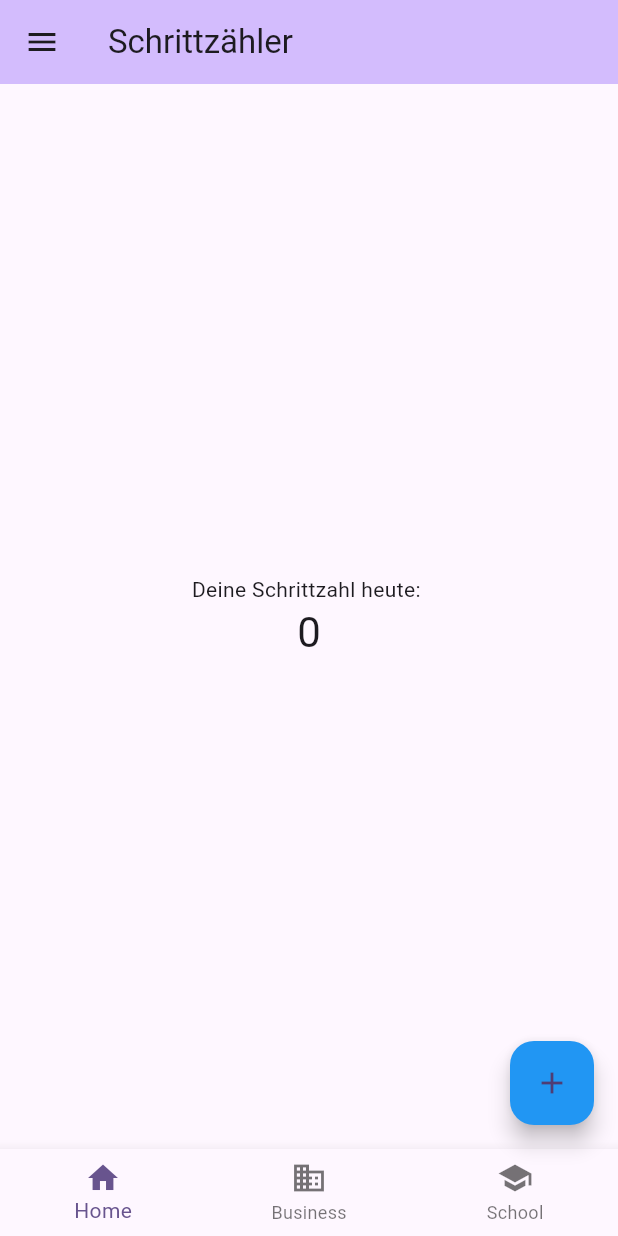
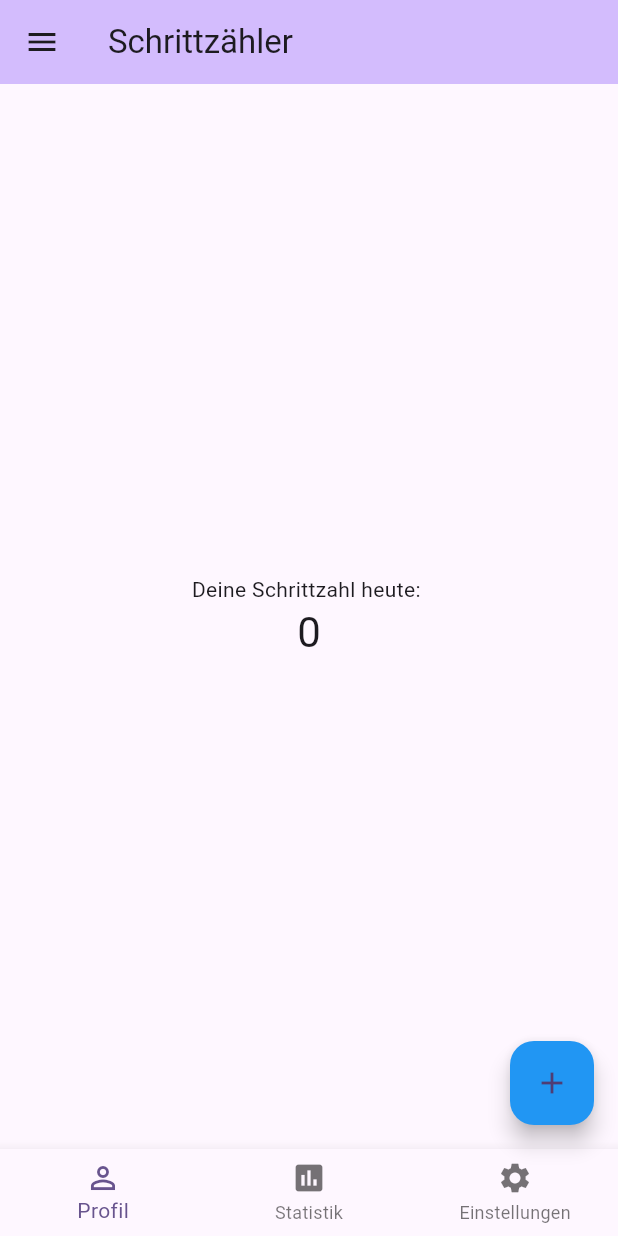
Before and after one commit to JannikBuller/mob_application_gh, a Flutter app: the screen it shows after launch, on a phone screen of 412 x 824 dp. Run offline on Flutter 3.47's test engine with Material 3 defaults, Android fonts, the phone set to English and light mode, and no system bars.

Commit message:
New Features

```diff
--- a/lib/main.dart
+++ b/lib/main.dart
@@ -2,19 +2,16 @@ import 'package:flutter/material.dart';
 
 void main() {
   runApp(const MyApp());
-
 }
 
 class MyApp extends StatelessWidget {
   const MyApp({super.key});
-
 
   @override
   Widget build(BuildContext context) {
     return MaterialApp(
       title: 'Flutter Demo',
       theme: ThemeData(
-
         colorScheme: ColorScheme.fromSeed(seedColor: Colors.deepPurple),
         useMaterial3: true,
       ),
@@ -26,8 +23,6 @@ class MyApp extends StatelessWidget {
 class MyHomePage extends StatefulWidget {
   const MyHomePage({super.key, required this.title});
 
-
-
   final String title;
 
   @override
@@ -36,34 +31,49 @@ class MyHomePage extends StatefulWidget {
 
 class _MyHomePageState extends State<MyHomePage> {
   int _counter = 0;
+  int _selectedIndex = 0; // Hält den aktuellen Tab-Index
 
   void _incrementCounter() {
     setState(() {
-
       _counter++;
     });
   }
 
+  // Funktion zum Aktualisieren des Tab-Index
+  void _onTabTapped(int index) {
+    setState(() {
+      _selectedIndex = index;
+    });
+    if (index == 0) {
+      Navigator.push(
+        context,
+        MaterialPageRoute(builder: (context) => const SecondScreen()),
+      );
+    } else if (index == 1) {
+      Navigator.push(
+        context,
+        MaterialPageRoute(builder: (context) => const StatisticsScreen()),
+      );
+    } else if (index == 2) {
+      Navigator.push(
+        context,
+        MaterialPageRoute(builder: (context) => const SettingsScreen())
+      );
+    }
+  }
+
   @override
   Widget build(BuildContext context) {
-
     return Scaffold(
       appBar: AppBar(
-
         backgroundColor: Theme.of(context).colorScheme.inversePrimary,
-
         title: Text(widget.title),
       ),
-
       body: Center(
-
         child: Column(
-
           mainAxisAlignment: MainAxisAlignment.center,
           children: <Widget>[
-            const Text(
-              'Deine Schrittzahl heute: ',
-            ),
+            const Text('Deine Schrittzahl heute: '),
             Text(
               '$_counter',
               style: Theme.of(context).textTheme.headlineMedium,
@@ -73,67 +83,54 @@ class _MyHomePageState extends State<MyHomePage> {
       ),
       floatingActionButton: FloatingActionButton(
         onPressed: _incrementCounter,
-        tooltip: 'Increment',
-        backgroundColor: Colors.blue,
-        child: const Icon(Icons.add),
+          tooltip: 'Increment',
+            backgroundColor: Colors.blue,
+            child: const Icon(Icons.add),
+
       ),
-
-
-
       bottomNavigationBar: BottomNavigationBar(
+        currentIndex: _selectedIndex,
         items: const [
           BottomNavigationBarItem(
-            icon: Icon(Icons.home),
-            label: 'Home',
-
-
+            icon: Icon(Icons.person_outline),
+            label: 'Profil',
           ),
           BottomNavigationBarItem(
-            icon: Icon(Icons.business),
-            label: 'Business',
+            icon: Icon(Icons.insert_chart),
+            label: 'Statistik',
           ),
           BottomNavigationBarItem(
-            icon: Icon(Icons.school),
-            label: 'School',
+            icon: Icon(Icons.settings),
+            label: 'Einstellungen',
           ),
         ],
-        onTap: (index) {
-          if(index == 0) {
-            Navigator.push(
-              context,
-              MaterialPageRoute(
-                builder: (context) => const SecondScreen()),
-            );
-          }
-        },
+        onTap: _onTabTapped,
       ),
-
       drawer: const Drawer(),
     );
   }
 }
 
 class SecondScreen extends StatelessWidget {
-   const SecondScreen({super.key});
+  const SecondScreen({super.key});
 
   @override
   Widget build(BuildContext context) {
     return Scaffold(
       appBar: AppBar(
         title: const Text('Dein Profil'),
-      ) ,
-    body: Center(
+      ),
+      body: Center(
         child: Column(
           mainAxisAlignment: MainAxisAlignment.center,
           children: <Widget>[
             const Text(
               'Willkommen auf deinem Profil!',
               style: TextStyle(fontSize: 24),
-              textAlign:TextAlign.center,
+              textAlign: TextAlign.center,
             ),
             ElevatedButton(
               onPressed: () {
-                // Mit Navigator.pop zur vorherigen Seite zurückkehren
                 Navigator.pop(context);
               },
               child: const Text('Zurück zur Startseite'),
@@ -142,7 +139,94 @@ class SecondScreen extends StatelessWidget {
         ),
       ),
     );
+  }
+}
+
+//Screen für Statistik mit ListView
+class StatisticsScreen extends StatelessWidget {
+  const StatisticsScreen({super.key});
+
+  @override
+  Widget build(BuildContext context) {
+    return Scaffold(
+      appBar: AppBar(
+        title: const Text('Statistik'),
+      ),
+      body: ListView.builder(
+        itemCount: 30, // Anzahl der Listenelemente, z. B. für 30 Tage
+        itemBuilder: (context, index) {
+          return ListTile(
+            leading: Icon(Icons.directions_walk, color: Colors.deepPurple),
+            title: Text('Tag ${index + 1}'),
+            subtitle: Text('Schritte: ${index * 1000 + 500}'), // Beispielwert
+          );
+        },
+      ),
+    );
+  }
+}
 
 
+//Screen für Statistik mit Gridview
+/*class StatisticsScreen extends StatelessWidget {
+  const StatisticsScreen({super.key});
+
+  @override
+  Widget build(BuildContext context) {
+    return Scaffold(
+      appBar: AppBar(
+        title: const Text('Statistik'),
+      ),
+     body: GridView.builder(
+      gridDelegate: const SliverGridDelegateWithFixedCrossAxisCount(
+        crossAxisCount: 2, // Anzahl der Spalten im Raster
+        childAspectRatio: 2.5, // Verhältnis für die Größe der Zellen
+        ),
+      itemCount: 30,
+      itemBuilder: (context, index) {
+        return Card(
+          margin: EdgeInsets.all(8),
+          child: Center(
+          child: Text(
+            'Tag ${index + 1}\nSchritte: ${index * 1000 + 500}',
+            textAlign: TextAlign.center,
+              ),
+            ),
+          );
+        },
+      ),
+    );
+  }
+}  */
+
+// Neuer Screen für Einstellungen
+class SettingsScreen extends StatelessWidget {
+  const SettingsScreen({super.key});
+
+  @override
+  Widget build(BuildContext context) {
+    return Scaffold(
+      appBar: AppBar(
+        title: const Text('Einstellungen'),
+      ),
+      body: Center(
+        child: Column(
+          mainAxisAlignment: MainAxisAlignment.center,
+          children: <Widget>[
+            const Text(
+              'Willkommen in den Einstellungen!',
+              style: TextStyle(fontSize: 24),
+              textAlign: TextAlign.center,
+            ),
+            ElevatedButton(
+              onPressed: () {
+                Navigator.pop(context);
+              },
+              child: const Text('Zurück zur Startseite'),
+            ),
+          ],
+        ),
+      ),
+    );
   }
 }
```
